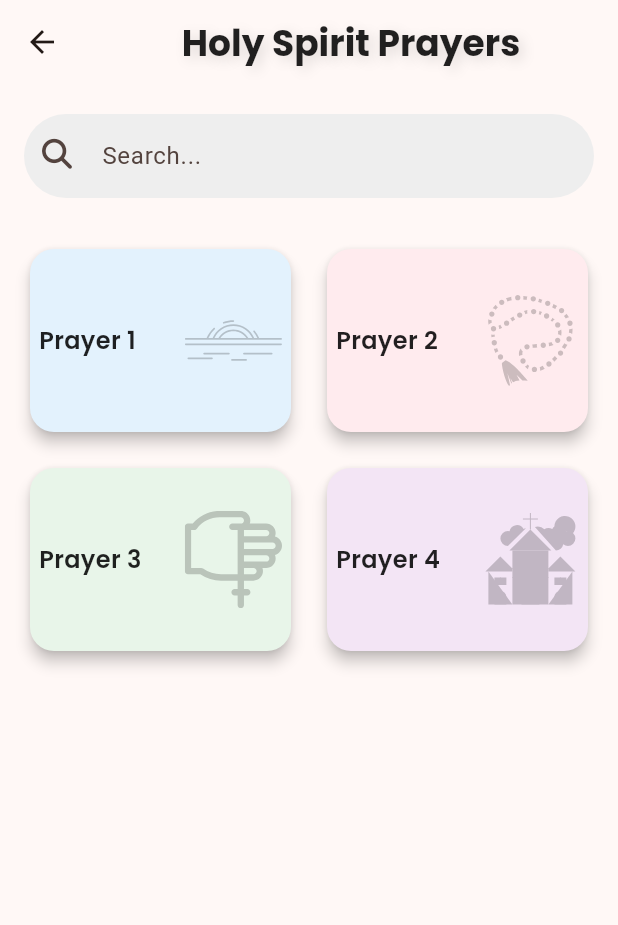
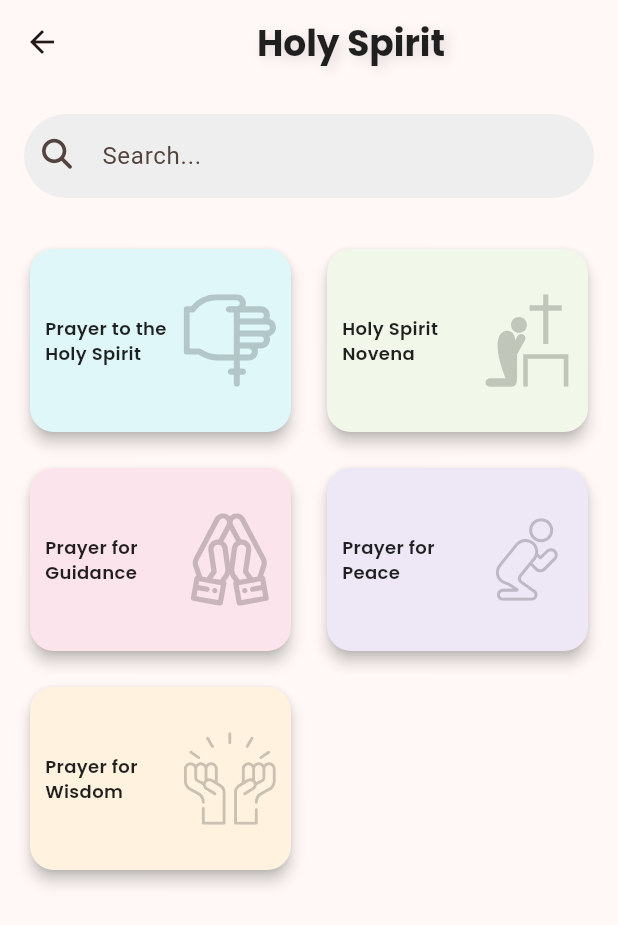
Before and after one commit to katendejericho5/catholicpal2, a Flutter app: the screen it shows after launch, after a tap on "Holy Spirit", on a phone screen of 412 x 824 dp. Shown: the top 925 px of the screen. Run offline on Flutter 3.47's test engine with Material 3 defaults, Android fonts, the light colour scheme and no system bars; our stand-ins replace cached_network_image, carousel_slider, concentric_transition, connectivity_plus, expandable, flutter_html and 11 more; missing offline and left inert: clipboard, flutter_inappwebview; accounts and stored records are empty; generated files the repository leaves out were written again; network calls fail.

Commit message:
prayers working

```diff
--- a/catholicpal/lib/models/categories_model.dart
+++ b/catholicpal/lib/models/categories_model.dart
@@ -0,0 +1,29 @@
+class Category {
+  final String id;
+  final String name;
+  final String imageUrl;
+
+  Category({
+    required this.id,
+    required this.name,
+    required this.imageUrl,
+  });
+
+  // Factory method to create a Category from JSON
+  factory Category.fromJson(Map<String, dynamic> json) {
+    return Category(
+      id: json['id'],
+      name: json['name'],
+      imageUrl: json['imageUrl'],
+    );
+  }
+
+  // Method to convert Category to JSON
+  Map<String, dynamic> toJson() {
+    return {
+      'id': id,
+      'name': name,
+      'imageUrl': imageUrl,
+    };
+  }
+}
--- a/catholicpal/lib/models/prayer_model.dart
+++ b/catholicpal/lib/models/prayer_model.dart
@@ -0,0 +1,25 @@
+class Prayer {
+  final String id;
+  final String categoryId; // Ensure this is a String
+  final String name;
+  final String iconAssetUrl;
+  final String details;
+
+  Prayer({
+    required this.id,
+    required this.categoryId,
+    required this.name,
+    required this.iconAssetUrl,
+    required this.details,
+  });
+
+  factory Prayer.fromJson(Map<String, dynamic> json) {
+    return Prayer(
+      id: json['id'] as String,
+      categoryId: json['categoryId'] as String, // Ensure this is parsed correctly
+      name: json['name'] as String,
+      iconAssetUrl: json['iconAssetUrl'] as String,
+      details: json['details'] as String,
+    );
+  }
+}
--- a/catholicpal/lib/screens/home/all_prayers_page.dart
+++ b/catholicpal/lib/screens/home/all_prayers_page.dart
@@ -1,7 +1,7 @@
 import 'package:catholicpal/screens/widgets/cards.dart';
 import 'package:catholicpal/screens/widgets/custom_appbar.dart';
 import 'package:flutter/material.dart';
-
+// TODO : include also all acteogors page
 class AllPrayersPage extends StatefulWidget {
   AllPrayersPage({super.key});
 
--- a/catholicpal/lib/screens/home/category_prayers.dart
+++ b/catholicpal/lib/screens/home/category_prayers.dart
@@ -1,13 +1,17 @@
+import 'package:catholicpal/services/prayer_service.dart';
+import 'package:flutter/material.dart';
 import 'package:catholicpal/screens/home/prayer_details.dart';
-import 'package:flutter/material.dart';
 import 'package:catholicpal/screens/widgets/cards.dart';
 import 'package:catholicpal/screens/widgets/custom_appbar.dart';
 import 'package:font_awesome_flutter/font_awesome_flutter.dart';
+import 'package:catholicpal/models/prayer_model.dart';
 
 class CategoryPrayersPage extends StatefulWidget {
-  final String category;
+  final String categoryId; // Accept category ID
+  final String categoryName; // Accept category name
 
-  CategoryPrayersPage({super.key, required this.category});
+  const CategoryPrayersPage(
+      {super.key, required this.categoryId, required this.categoryName});
 
   @override
   State<CategoryPrayersPage> createState() => _CategoryPrayersPageState();
@@ -15,52 +19,42 @@ class CategoryPrayersPage extends StatefulWidget {
 
 class _CategoryPrayersPageState extends State<CategoryPrayersPage> {
   late ScrollController _scrollController;
+  late Future<List<Prayer>> _prayersFuture;
+  late List<Color> _colors; // List to store predefined colors
 
   @override
   void initState() {
     super.initState();
-    // Initialize the ScrollController
     _scrollController = ScrollController();
+    _prayersFuture = DataService().loadPrayers();
+    _colors = _generateSpiritualColors(); // Initialize the color list
   }
 
   @override
   void dispose() {
-    // Dispose the ScrollController
     _scrollController.dispose();
     super.dispose();
   }
 
-  final List<CardWidget> prayers = [
-    CardWidget(
-      title: 'Prayer 1',
-      color: Colors.blue[50]!,
-      iconPath: 'assets/maghrib-prayer-svgrepo-com.svg',
-    ),
-    CardWidget(
-      title: 'Prayer 2',
-      color: Colors.red[50]!,
-      iconPath: 'assets/prayer-beads-svgrepo-com.svg',
-    ),
-    CardWidget(
-      title: 'Prayer 3',
-      color: Colors.green[50]!,
-      iconPath: 'assets/prayer-svgrepo-com.svg',
-    ),
-    const CardWidget(
-      title: 'Prayer 4',
-      color: Color(0xFFF3E5F5),
-      iconPath: 'assets/catholic-christian-church-svgrepo-com.svg',
-    ),
-    // Add more prayers as needed
+  // Function to generate a list of spiritual-friendly colors
+  List<Color> _generateSpiritualColors() {
+    return [
+      const Color(0xffe0f7fa), // Light Cyan
+      const Color(0xfff1f8e9), // Light Green
+      const Color(0xfffce4ec), // Light Pink
+      const Color(0xffede7f6), // Light Purple
+      const Color(0xfffff3e0), // Light Orange
+      // Add more colors as needed
     ];
+  }
 
   @override
   Widget build(BuildContext context) {
     return Scaffold(
       appBar: CustomAppBar(
-        title: '${widget.category} Prayers',
+        title: widget.categoryName, // Use category name here
         scrollController: _scrollController,
-        actions: [],
+        actions: const [],
       ),
       body: Padding(
         padding: const EdgeInsets.all(16.0),
@@ -86,28 +80,51 @@ class _CategoryPrayersPageState extends State<CategoryPrayersPage> {
             ),
             const SizedBox(height: 30),
             Expanded(
-              child: GridView.builder(
+              child: FutureBuilder<List<Prayer>>(
+                future: _prayersFuture,
+                builder: (context, snapshot) {
+                  if (snapshot.connectionState == ConnectionState.waiting) {
+                    return const Center(child: CircularProgressIndicator());
+                  } else if (snapshot.hasError) {
+                    return Center(child: Text('Error: ${snapshot.error}'));
+                  } else if (!snapshot.hasData || snapshot.data!.isEmpty) {
+                    return const Center(child: Text('No prayers found.'));
+                  }
+
+                  final prayers = snapshot.data!;
+
+                  // Filter prayers by categoryId
+                  final filteredPrayers = prayers
+                      .where((prayer) => prayer.categoryId == widget.categoryId)
+                      .toList();
+
+                  return GridView.builder(
                     padding: EdgeInsets.zero,
-                gridDelegate: const SliverGridDelegateWithFixedCrossAxisCount(
+                    gridDelegate:
+                        const SliverGridDelegateWithFixedCrossAxisCount(
                       crossAxisCount: 2,
-                  childAspectRatio: 1.4, // Adjust height of the cards
+                      childAspectRatio: 1.4,
                       crossAxisSpacing: 16,
                       mainAxisSpacing: 16,
                     ),
-                itemCount: prayers.length,
+                    itemCount: filteredPrayers.length,
                     itemBuilder: (context, index) {
-                  final prayer = prayers[index];
+                      final prayer = filteredPrayers[index];
+                      // Use color from the predefined list
+                      Color color = _colors[index % _colors.length];
                       return CardWidget(
-                    title: prayer.title,
-                    color: prayer.color,
-                    iconPath: prayer.iconPath,
+                        title: prayer.name,
+                        color: color,
+                        iconPath: prayer.iconAssetUrl,
                         onTap: () {
-                      // Handle prayer card tap
                           Navigator.push(
                             context,
                             MaterialPageRoute(
-                          builder: (context) => const PrayerDetailsPage(),
+                              builder: (context) =>
+                                  PrayerDetailsPage(prayer: prayer),
                             ),
+                          );
+                        },
                       );
                     },
                   );
--- a/catholicpal/lib/screens/home/dashboard_page.dart
+++ b/catholicpal/lib/screens/home/dashboard_page.dart
@@ -1,47 +1,42 @@
-import 'package:cached_network_image/cached_network_image.dart';
-import 'package:catholicpal/screens/home/category_prayers.dart';
-import 'package:catholicpal/screens/home/saints_details_page.dart';
+import 'dart:async';
 import 'package:catholicpal/screens/widgets/cached_image.dart';
-import 'package:catholicpal/screens/widgets/catholic_app_carousel.dart';
-import 'package:catholicpal/screens/widgets/widgets.dart';
+import 'package:catholicpal/services/prayer_service.dart';
 import 'package:flutter/material.dart';
 import 'package:google_fonts/google_fonts.dart';
 import 'package:hugeicons/hugeicons.dart';
+import 'package:catholicpal/models/categories_model.dart';
+import 'package:catholicpal/screens/home/category_prayers.dart';
+import 'package:catholicpal/screens/home/saints_details_page.dart';
+import 'package:catholicpal/screens/widgets/widgets.dart';
+import 'package:catholicpal/screens/widgets/catholic_app_carousel.dart';
 
-class HomeContent extends StatelessWidget {
+class HomeContent extends StatefulWidget {
   const HomeContent({super.key});
 
   @override
+  _HomeContentState createState() => _HomeContentState();
+}
+
+class _HomeContentState extends State<HomeContent> {
+  List<Category> categories = []; // Initialize an empty list for categories
+  final DataService _dataService =
+      DataService(); // Create an instance of DataService
+
+  @override
+  void initState() {
+    super.initState();
+    _loadCategories(); // Load categories when the widget is initialized
+  }
+
+  Future<void> _loadCategories() async {
+    final fetchedCategories = await _dataService.loadCategories();
+    setState(() {
+      categories = fetchedCategories; // Update the categories state
+    });
+  }
+
+  @override
   Widget build(BuildContext context) {
-    // Categories data
-    final List<Map<String, dynamic>> categories = [
-      {
-        'title': 'Chaplets',
-        'image':
-            'https://images.pexels.com/photos/1615776/pexels-photo-1615776.jpeg?auto=compress&cs=tinysrgb&w=600'
-      },
-      {
-        'title': 'Traditional Prayers',
-        'image':
-            'https://images.pexels.com/photos/2774546/pexels-photo-2774546.jpeg?auto=compress&cs=tinysrgb&w=600'
-      },
-      {
-        'title': 'Holy Spirit',
-        'image':
-            'https://images.pexels.com/photos/267748/pexels-photo-267748.jpeg?auto=compress&cs=tinysrgb&w=600'
-      },
-      {
-        'title': 'Rosary',
-        'image':
-            'https://images.pexels.com/photos/208216/pexels-photo-208216.jpeg?auto=compress&cs=tinysrgb&w=600'
-      },
-      {
-        'title': 'Easter',
-        'image':
-            'https://images.pexels.com/photos/2356140/pexels-photo-2356140.jpeg?auto=compress&cs=tinysrgb&w=600'
-      },
-    ];
-
     return Padding(
       padding: const EdgeInsets.symmetric(horizontal: 20, vertical: 20),
       child: SingleChildScrollView(
@@ -74,7 +69,7 @@ class HomeContent extends StatelessWidget {
                 ),
                 const CircleAvatar(
                   radius: 30,
-                  backgroundImage: CachedNetworkImageProvider(
+                  backgroundImage: NetworkImage(
                       'https://images.unsplash.com/photo-1583314965950-cd54a8b6db84?w=500&auto=format&fit=crop&q=60&ixlib=rb-4.0.3&ixid=M3wxMjA3fDB8MHxzZWFyY2h8Mnx8cGVyc29ufGVufDB8fDB8fHww'),
                 ),
               ],
@@ -111,7 +106,8 @@ class HomeContent extends StatelessWidget {
                         icon: HugeIcons.strokeRoundedArrowRight03,
                         color: Colors.black,
                         size: 24.0,
-                    )),
+                      ),
+                    ),
                   ),
                 ),
               ],
@@ -130,7 +126,8 @@ class HomeContent extends StatelessWidget {
                         context,
                         MaterialPageRoute(
                           builder: (context) => CategoryPrayersPage(
-                            category: category['title'],
+                            categoryId: category.id,
+                            categoryName: category.name,
                           ),
                         ),
                       );
@@ -150,14 +147,16 @@ class HomeContent extends StatelessWidget {
                             fit: StackFit.expand,
                             children: [
                               ShimmerCachedImage(
-                                imageUrl: category['image'],
+                                imageUrl: category
+                                    .imageUrl, // Use category.image assuming your Category model has this property
                                 fit: BoxFit.cover,
                               ),
                               Container(
                                 alignment: Alignment.center,
                                 color: Colors.black54,
                                 child: Text(
-                                  category['title'],
+                                  category
+                                      .name, // Use category.title assuming your Category model has this property
                                   style: GoogleFonts.poppins(
                                     color: Colors.white,
                                     fontSize: 18,
@@ -205,7 +204,8 @@ class HomeContent extends StatelessWidget {
                         icon: HugeIcons.strokeRoundedArrowRight03,
                         color: Colors.black,
                         size: 24.0,
-                    )),
+                      ),
+                    ),
                   ),
                 ),
               ],
@@ -300,7 +300,8 @@ class HomeContent extends StatelessWidget {
                         icon: HugeIcons.strokeRoundedArrowRight03,
                         color: Colors.black,
                         size: 24.0,
-                    )),
+                      ),
+                    ),
                   ),
                 ),
               ],
--- a/catholicpal/lib/screens/widgets/cards.dart
+++ b/catholicpal/lib/screens/widgets/cards.dart
@@ -18,7 +18,9 @@ class CardWidget extends StatelessWidget {
 
   @override
   Widget build(BuildContext context) {
-    return Card(
+    return SizedBox(
+      width: 150, // Increase the width of the card as needed
+      child: Card(
         elevation: 4,
         shape: RoundedRectangleBorder(
           borderRadius: BorderRadius.circular(16),
@@ -27,7 +29,8 @@ class CardWidget extends StatelessWidget {
         child: InkWell(
           onTap: onTap,
           child: Padding(
-          padding: const EdgeInsets.symmetric(horizontal: 6.0, vertical: 20.0),
+            padding:
+                const EdgeInsets.symmetric(horizontal: 10.0, vertical: 10.0),
             child: Row(
               children: [
                 Expanded(
@@ -35,7 +38,7 @@ class CardWidget extends StatelessWidget {
                   child: Text(
                     title,
                     style: GoogleFonts.poppins(
-                    fontSize: 16,
+                      fontSize: 12, // Reduce text size
                       fontWeight: FontWeight.w600,
                       color: Colors.black87,
                     ),
@@ -56,6 +59,7 @@ class CardWidget extends StatelessWidget {
             ),
           ),
         ),
+      ),
     );
   }
 }
--- /dev/null
+++ b/catholicpal/lib/services/prayer_service.dart
@@ -0,0 +1,42 @@
+import 'dart:convert';
+import 'package:catholicpal/models/categories_model.dart';
+import 'package:catholicpal/models/prayer_model.dart';
+import 'package:flutter/services.dart';
+
+class DataService {
+  Future<List<Category>> loadCategories() async {
+    try {
+      final String response =
+          await rootBundle.loadString('assets/categories.json');
+      final data = json.decode(response);
+
+      List<Category> categories = (data['categories'] as List)
+          .map((categoryJson) => Category.fromJson(categoryJson))
+          .toList();
+      print('Categories loaded: $categories');
+
+      return categories;
+    } catch (e) {
+      print('Error loading categories: $e');
+      return [];
+    }
+  }
+
+  Future<List<Prayer>> loadPrayers() async {
+    try {
+      final String response =
+          await rootBundle.loadString('assets/prayers.json');
+      final data = json.decode(response);
+
+      List<Prayer> prayers = (data['prayers'] as List)
+          .map((prayerJson) => Prayer.fromJson(prayerJson))
+          .toList();
+      print('Prayers loaded: $prayers');
+
+      return prayers;
+    } catch (e) {
+      print('Error loading prayers: $e');
+      return [];
+    }
+  }
+}
```
Also changed, not shown: catholicpal/assets/categories.json (added, +34 -0 lines), catholicpal/assets/prayers.json (added, +179 -0 lines), catholicpal/lib/screens/home/prayer_details.dart (+8 -5 lines). Lines whose indentation alone changed are shown as unchanged.
